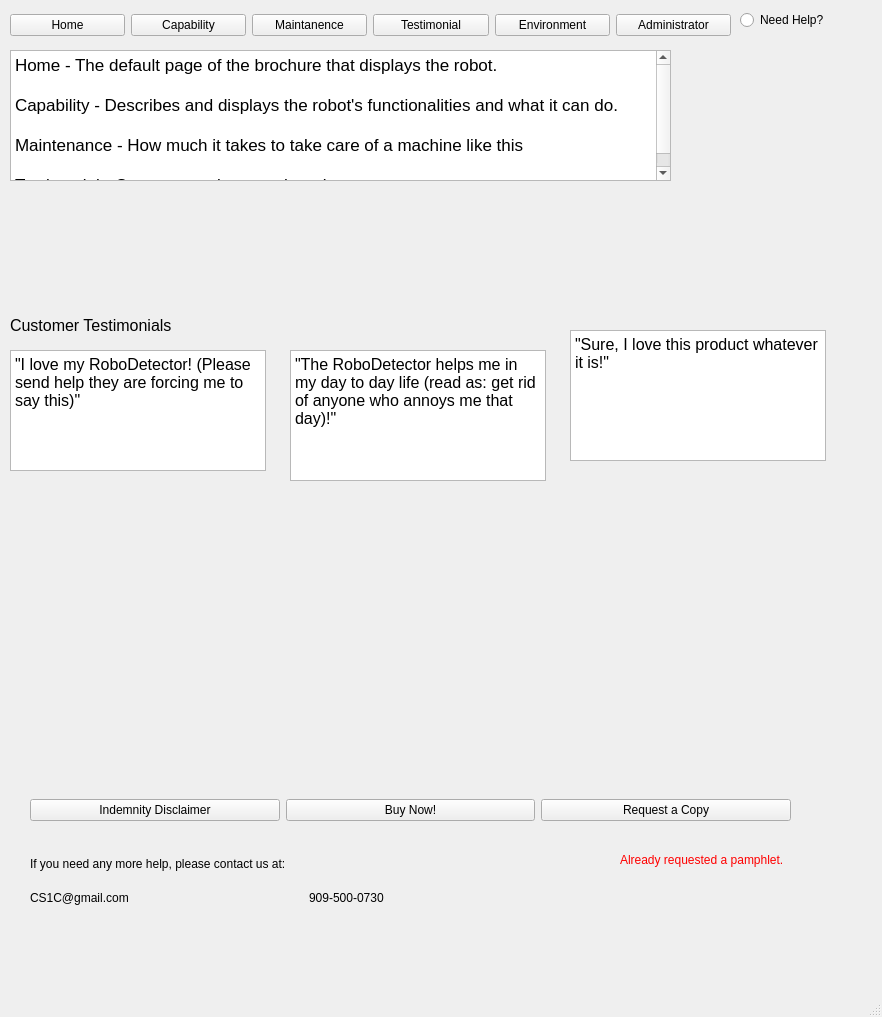
Team-llamas/Project-1, file brochure/home.ui: the form before one commit.
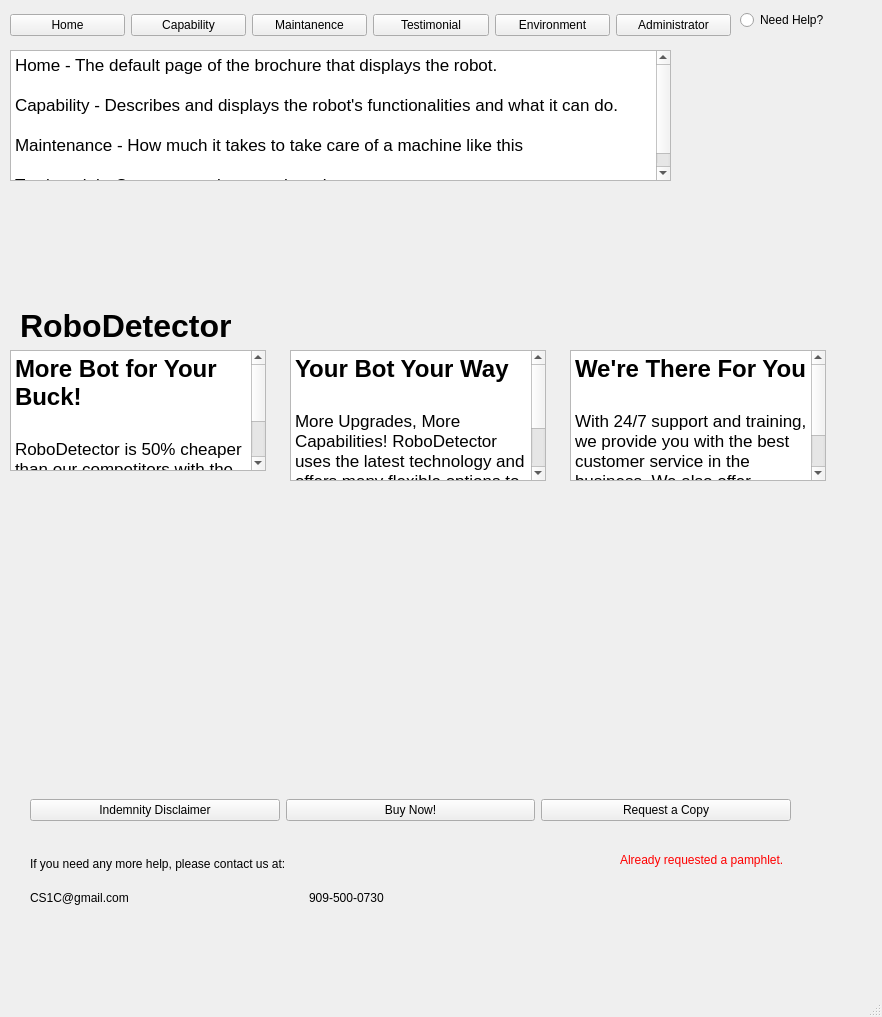
The form after the commit. The open tabs and pages were chosen to show the change. Icons and pictures are not drawn.

Patch:
```diff
--- a/brochure/home.ui
+++ b/brochure/home.ui
@@ -45,6 +45,13 @@
       <height>461</height>
      </rect>
     </property>
+    <property name="font">
+     <font>
+      <family>Arial</family>
+      <weight>75</weight>
+      <bold>true</bold>
+     </font>
+    </property>
     <property name="currentIndex">
      <number>1</number>
     </property>
@@ -52,7 +59,7 @@
      <widget class="QLabel" name="header">
       <property name="geometry">
        <rect>
-        <x>0</x>
+        <x>10</x>
         <y>0</y>
         <width>211</width>
         <height>31</height>
@@ -60,11 +67,14 @@
       </property>
       <property name="font">
        <font>
-        <pointsize>12</pointsize>
+        <family>Arial</family>
+        <pointsize>24</pointsize>
+        <weight>75</weight>
+        <bold>true</bold>
        </font>
       </property>
       <property name="text">
-       <string>Customer Testimonials</string>
+       <string>RoboDetector</string>
       </property>
      </widget>
      <widget class="QTextBrowser" name="textBrowser">
@@ -80,8 +90,10 @@
        <string>&lt;!DOCTYPE HTML PUBLIC &quot;-//W3C//DTD HTML 4.0//EN&quot; &quot;http://www.w3.org/TR/REC-html40/strict.dtd&quot;&gt;
 &lt;html&gt;&lt;head&gt;&lt;meta name=&quot;qrichtext&quot; content=&quot;1&quot; /&gt;&lt;style type=&quot;text/css&quot;&gt;
 p, li { white-space: pre-wrap; }
-&lt;/style&gt;&lt;/head&gt;&lt;body style=&quot; font-family:'.SF NS Text'; font-size:13pt; font-weight:400; font-style:normal;&quot;&gt;
-&lt;p style=&quot; margin-top:0px; margin-bottom:0px; margin-left:0px; margin-right:0px; -qt-block-indent:0; text-indent:0px;&quot;&gt;&lt;span style=&quot; font-family:'MS Shell Dlg 2'; font-size:12pt;&quot;&gt;&amp;quot;I love my RoboDetector! (Please send help they are forcing me to say this)&amp;quot;&lt;/span&gt;&lt;/p&gt;&lt;/body&gt;&lt;/html&gt;</string>
+&lt;/style&gt;&lt;/head&gt;&lt;body style=&quot; font-family:'Arial'; font-size:13pt; font-weight:600; font-style:normal;&quot;&gt;
+&lt;p style=&quot; margin-top:0px; margin-bottom:0px; margin-left:0px; margin-right:0px; -qt-block-indent:0; text-indent:0px;&quot;&gt;&lt;span style=&quot; font-family:'.SF NS Text'; font-size:18pt;&quot;&gt;More Bot for Your Buck! &lt;/span&gt;&lt;/p&gt;
+&lt;p style=&quot;-qt-paragraph-type:empty; margin-top:0px; margin-bottom:0px; margin-left:0px; margin-right:0px; -qt-block-indent:0; text-indent:0px; font-family:'.SF NS Text'; font-size:18pt; font-weight:400;&quot;&gt;&lt;br /&gt;&lt;/p&gt;
+&lt;p style=&quot; margin-top:0px; margin-bottom:0px; margin-left:0px; margin-right:0px; -qt-block-indent:0; text-indent:0px;&quot;&gt;&lt;span style=&quot; font-family:'.SF NS Text'; font-weight:400;&quot;&gt;RoboDetector is 50% cheaper than our competitors with the latest and greatest features money can buy. RoboDetector destroys the competition.&lt;/span&gt;&lt;/p&gt;&lt;/body&gt;&lt;/html&gt;</string>
       </property>
      </widget>
      <widget class="QTextBrowser" name="textBrowser_2">
@@ -97,16 +109,18 @@
        <string>&lt;!DOCTYPE HTML PUBLIC &quot;-//W3C//DTD HTML 4.0//EN&quot; &quot;http://www.w3.org/TR/REC-html40/strict.dtd&quot;&gt;
 &lt;html&gt;&lt;head&gt;&lt;meta name=&quot;qrichtext&quot; content=&quot;1&quot; /&gt;&lt;style type=&quot;text/css&quot;&gt;
 p, li { white-space: pre-wrap; }
-&lt;/style&gt;&lt;/head&gt;&lt;body style=&quot; font-family:'.SF NS Text'; font-size:13pt; font-weight:400; font-style:normal;&quot;&gt;
-&lt;p style=&quot; margin-top:0px; margin-bottom:0px; margin-left:0px; margin-right:0px; -qt-block-indent:0; text-indent:0px;&quot;&gt;&lt;span style=&quot; font-family:'MS Shell Dlg 2'; font-size:12pt;&quot;&gt;&amp;quot;The RoboDetector helps me in my day to day life (read as: get rid of anyone who annoys me that day)!&amp;quot;&lt;/span&gt;&lt;/p&gt;
-&lt;p style=&quot;-qt-paragraph-type:empty; margin-top:0px; margin-bottom:0px; margin-left:0px; margin-right:0px; -qt-block-indent:0; text-indent:0px; font-family:'MS Shell Dlg 2'; font-size:12pt;&quot;&gt;&lt;br /&gt;&lt;/p&gt;&lt;/body&gt;&lt;/html&gt;</string>
+&lt;/style&gt;&lt;/head&gt;&lt;body style=&quot; font-family:'Arial'; font-size:13pt; font-weight:600; font-style:normal;&quot;&gt;
+&lt;p style=&quot; margin-top:0px; margin-bottom:0px; margin-left:0px; margin-right:0px; -qt-block-indent:0; text-indent:0px;&quot;&gt;&lt;span style=&quot; font-size:18pt;&quot;&gt;Your Bot Your Way&lt;/span&gt;&lt;/p&gt;
+&lt;p style=&quot;-qt-paragraph-type:empty; margin-top:0px; margin-bottom:0px; margin-left:0px; margin-right:0px; -qt-block-indent:0; text-indent:0px; font-size:18pt;&quot;&gt;&lt;br /&gt;&lt;/p&gt;
+&lt;p style=&quot; margin-top:0px; margin-bottom:0px; margin-left:0px; margin-right:0px; -qt-block-indent:0; text-indent:0px;&quot;&gt;&lt;span style=&quot; font-family:'.SF NS Text'; font-weight:400;&quot;&gt;More Upgrades, More Capabilities! RoboDetector uses the latest technology and offers many flexible options to upgrade and customize your bot. &lt;/span&gt;&lt;/p&gt;
+&lt;p style=&quot;-qt-paragraph-type:empty; margin-top:0px; margin-bottom:0px; margin-left:0px; margin-right:0px; -qt-block-indent:0; text-indent:0px; font-family:'.SF NS Text'; font-weight:400;&quot;&gt;&lt;br /&gt;&lt;/p&gt;&lt;/body&gt;&lt;/html&gt;</string>
       </property>
      </widget>
      <widget class="QTextBrowser" name="textBrowser_3">
       <property name="geometry">
        <rect>
         <x>560</x>
-        <y>20</y>
+        <y>40</y>
         <width>256</width>
         <height>131</height>
        </rect>
@@ -115,36 +129,19 @@
        <string>&lt;!DOCTYPE HTML PUBLIC &quot;-//W3C//DTD HTML 4.0//EN&quot; &quot;http://www.w3.org/TR/REC-html40/strict.dtd&quot;&gt;
 &lt;html&gt;&lt;head&gt;&lt;meta name=&quot;qrichtext&quot; content=&quot;1&quot; /&gt;&lt;style type=&quot;text/css&quot;&gt;
 p, li { white-space: pre-wrap; }
-&lt;/style&gt;&lt;/head&gt;&lt;body style=&quot; font-family:'.SF NS Text'; font-size:13pt; font-weight:400; font-style:normal;&quot;&gt;
-&lt;p style=&quot; margin-top:0px; margin-bottom:0px; margin-left:0px; margin-right:0px; -qt-block-indent:0; text-indent:0px;&quot;&gt;&lt;span style=&quot; font-family:'MS Shell Dlg 2'; font-size:12pt;&quot;&gt;&amp;quot;Sure, I love this product whatever it is!&amp;quot;&lt;/span&gt;&lt;/p&gt;&lt;/body&gt;&lt;/html&gt;</string>
+&lt;/style&gt;&lt;/head&gt;&lt;body style=&quot; font-family:'Arial'; font-size:13pt; font-weight:600; font-style:normal;&quot;&gt;
+&lt;p style=&quot; margin-top:0px; margin-bottom:0px; margin-left:0px; margin-right:0px; -qt-block-indent:0; text-indent:0px;&quot;&gt;&lt;span style=&quot; font-family:'.SF NS Text'; font-size:18pt;&quot;&gt;We're There For You&lt;/span&gt;&lt;/p&gt;
+&lt;p style=&quot;-qt-paragraph-type:empty; margin-top:0px; margin-bottom:0px; margin-left:0px; margin-right:0px; -qt-block-indent:0; text-indent:0px; font-family:'.SF NS Text'; font-size:18pt;&quot;&gt;&lt;br /&gt;&lt;/p&gt;
+&lt;p style=&quot; margin-top:0px; margin-bottom:0px; margin-left:0px; margin-right:0px; -qt-block-indent:0; text-indent:0px;&quot;&gt;&lt;span style=&quot; font-family:'.SF NS Text'; font-weight:400;&quot;&gt;With 24/7 support and training, we provide you with the best customer service in the business. We also offer maintenance plans to suit your needs.&lt;/span&gt;&lt;/p&gt;&lt;/body&gt;&lt;/html&gt;</string>
       </property>
      </widget>
      <widget class="QLabel" name="pic2">
       <property name="geometry">
        <rect>
-        <x>270</x>
+        <x>280</x>
         <y>180</y>
-        <width>261</width>
-        <height>261</height>
-       </rect>
-      </property>
-      <property name="text">
-       <string/>
-      </property>
-      <property name="pixmap">
-       <pixmap>:/pics/michael-dam-mEZ3PoFGs_k-unsplash.jpg</pixmap>
-      </property>
-      <property name="scaledContents">
-       <bool>true</bool>
-      </property>
-     </widget>
-     <widget class="QLabel" name="pic1">
-      <property name="geometry">
-       <rect>
-        <x>0</x>
-        <y>170</y>
         <width>251</width>
-        <height>271</height>
+        <height>261</height>
        </rect>
       </property>
       <property name="text">
@@ -161,16 +158,35 @@
       <property name="geometry">
        <rect>
         <x>560</x>
-        <y>160</y>
-        <width>261</width>
-        <height>291</height>
+        <y>180</y>
+        <width>251</width>
+        <height>261</height>
        </rect>
       </property>
       <property name="text">
        <string/>
       </property>
       <property name="pixmap">
-       <pixmap>:/pics/anjo-clacino-YIMASa67nKU-unsplash.jpg</pixmap>
+       <pixmap resource="images.qrc">:/pics/Ad_3.jpeg</pixmap>
+      </property>
+      <property name="scaledContents">
+       <bool>true</bool>
+      </property>
+     </widget>
+     <widget class="QLabel" name="pic1">
+      <property name="geometry">
+       <rect>
+        <x>0</x>
+        <y>180</y>
+        <width>251</width>
+        <height>261</height>
+       </rect>
+      </property>
+      <property name="text">
+       <string/>
+      </property>
+      <property name="pixmap">
+       <pixmap resource="images.qrc">:/pics/Ad_1.jpg</pixmap>
       </property>
       <property name="scaledContents">
        <bool>true</bool>
```
Left out of the diff: 190 changed lines with no effect on the pictures.
